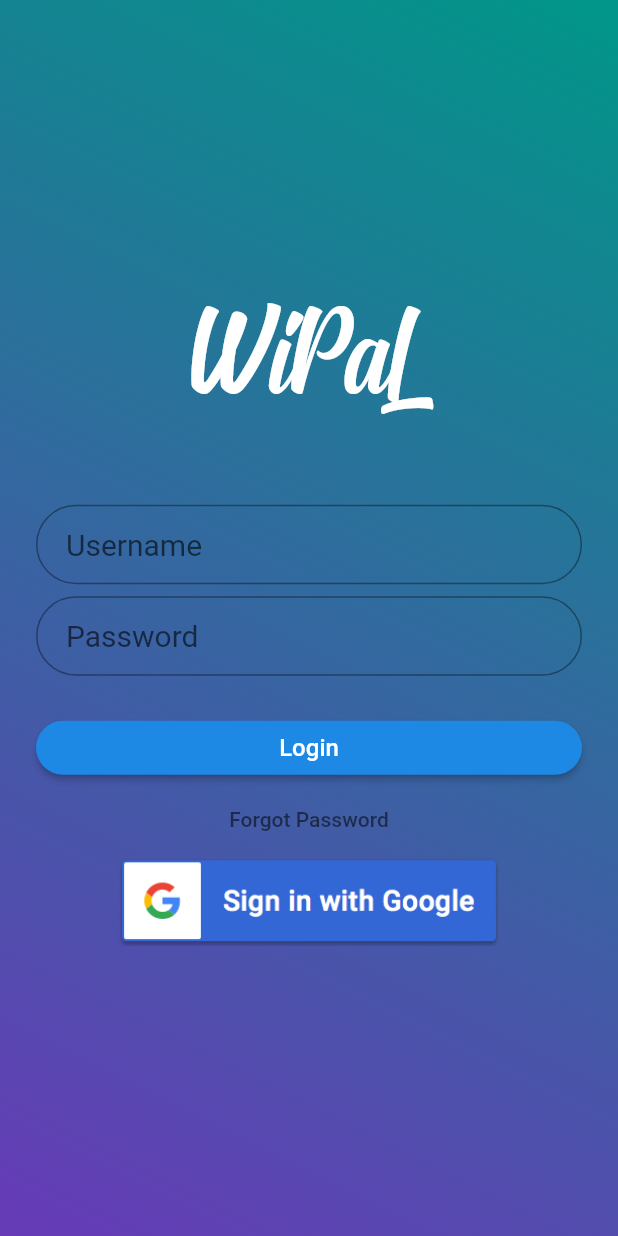
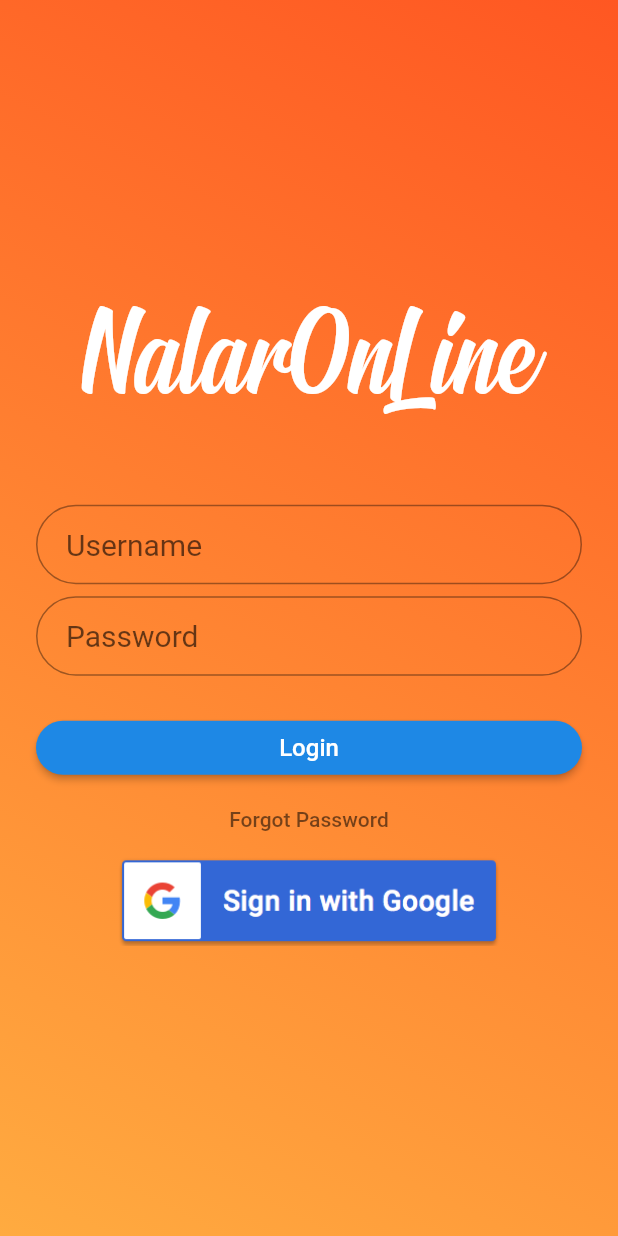
Before and after one commit to v13nr2/FLUTTER, a Flutter app: the screen it shows after launch, on a phone screen of 412 x 824 dp. Run offline on Flutter 3.47's test engine with Material 2 defaults, Android fonts, the phone set to English and light mode, and no system bars; our stand-ins replace dio, flutter_custom_clippers, fluttertoast, font_awesome_flutter, geolocator, google_sign_in and 3 more.

Commit message:
ganti warna

```diff
--- a/lib/main.dart
+++ b/lib/main.dart
@@ -9,7 +9,7 @@ class MyApp extends StatelessWidget {
   @override
   Widget build(BuildContext context) {
     return MaterialApp(
-      title: 'aboutShare',
+      title: 'NALAR',
       debugShowCheckedModeBanner: false,
       theme: ThemeData(
         primarySwatch: Colors.deepPurple,
--- a/lib/pages/home.dart
+++ b/lib/pages/home.dart
@@ -9,7 +9,6 @@ import 'package:google_sign_in/google_sign_in.dart';
 import 'package:http/http.dart' as http;
 import 'package:sosmed/utils.dart' as utils;
 import 'package:shared_preferences/shared_preferences.dart';
-
 
 final GoogleSignIn googleSignIn = GoogleSignIn();
 
@@ -119,7 +118,6 @@ class _HomeState extends State<Home> {
     });
   }
 
-
   _simpanSP(namasp, valuesp) async {
     SharedPreferences prefs = await SharedPreferences.getInstance();
     await prefs.setString(namasp, valuesp);
@@ -130,7 +128,6 @@ _panggilSP(namasp) async {
     var _ambiltext = prefs.getString(namasp);
     print(_ambiltext);
   }
-
 
   onTap(int pageIndex) {
     pageController.animateToPage(
@@ -188,8 +185,8 @@ _panggilSP(namasp) async {
               title: Text("Absen"),
             ),
             BottomNavigationBarItem(icon: Icon(Icons.search)),
-            BottomNavigationBarItem(icon:
-              Icon(Icons.account_circle),
+            BottomNavigationBarItem(
+              icon: Icon(Icons.account_circle),
               title: Text("Profile"),
             ),
           ]),
@@ -199,10 +196,6 @@ _panggilSP(namasp) async {
     //   onPressed: logout,
     // );
   }
-
-
-
-
 
   final forgotLabel = FlatButton(
     child: Text(
@@ -219,10 +212,7 @@ _panggilSP(namasp) async {
           gradient: LinearGradient(
             begin: Alignment.topRight,
             end: Alignment.bottomLeft,
-            colors: [
-              Theme.of(context).accentColor,
-              Theme.of(context).primaryColor,
-            ],
+            colors: [Colors.deepOrange, Colors.orangeAccent],
           ),
         ),
         alignment: Alignment.center,
@@ -231,7 +221,7 @@ _panggilSP(namasp) async {
           crossAxisAlignment: CrossAxisAlignment.center,
           children: <Widget>[
             Text(
-              'WiPaL',
+              'NalarOnLine',
               style: TextStyle(
                 fontFamily: "Signatra",
                 fontSize: 90.0,
```
Also changed, not shown: pubspec.lock. Lines whose indentation alone changed are shown as unchanged.
